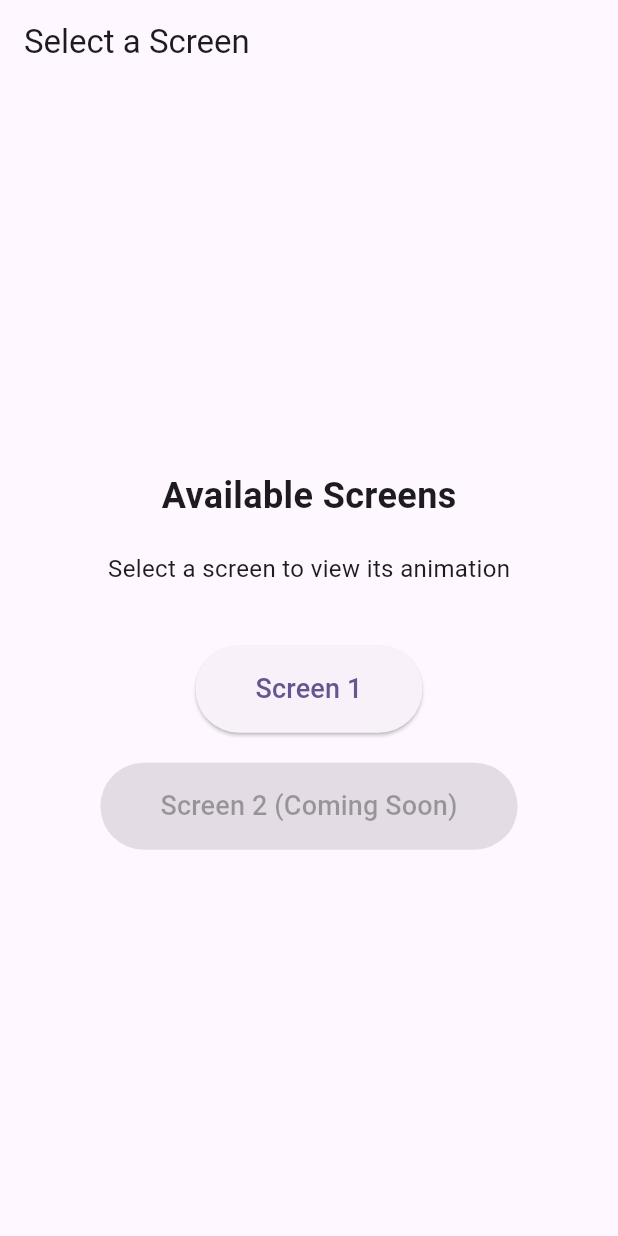
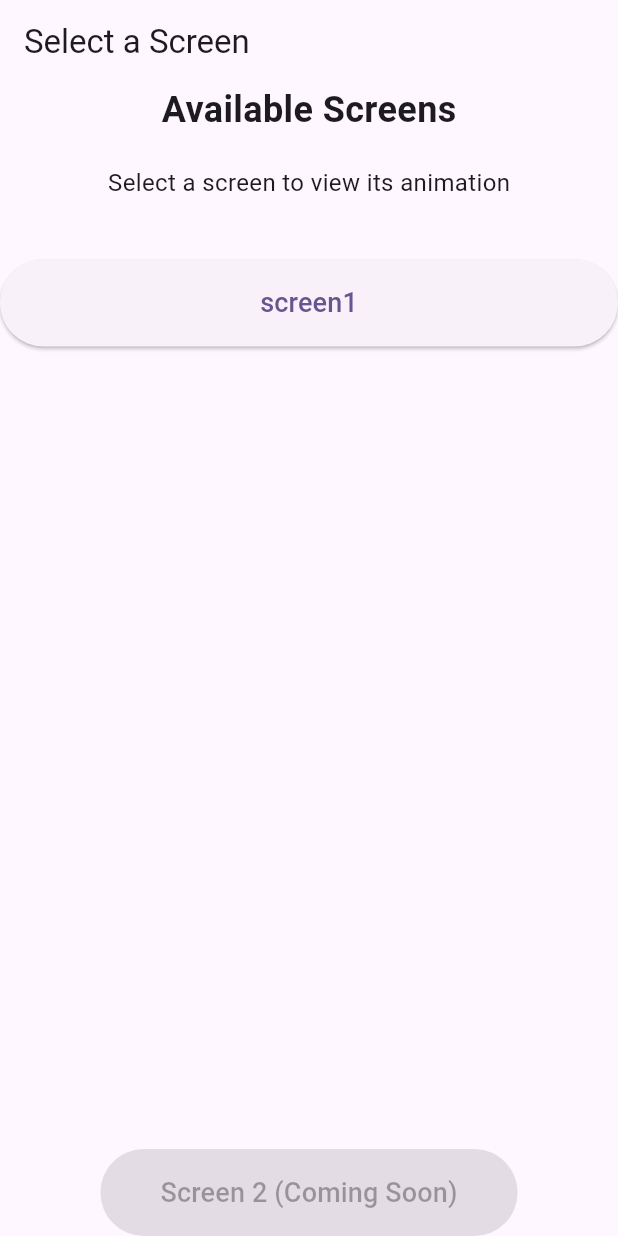
Before and after one commit to alirezat66/animator, a Flutter app: the screen it shows after launch, on a phone screen of 412 x 824 dp. Run offline on Flutter 3.47's test engine with Material 3 defaults, Android fonts, the phone set to English and light mode, and no system bars; our stand-ins replace bloc, equatable, flutter_bloc, get_it.

Commit message:
Refactor PageRepository and PageLocalDataSource to support multiple pages; update PagePlayerBloc and ScreenSelectionPage for new data structure

```diff
--- a/lib/features/page_player/model/repository/page_repository.dart
+++ b/lib/features/page_player/model/repository/page_repository.dart
@@ -6,7 +6,7 @@ class PageRepository {
 
   PageRepository({required this.localDataSource});
 
-  Future<PageModel> getPage() async {
+  Future<List<PageModel>> getPage() async {
     // In a real application, you might handle different data sources (remote, cache)
     // and implement more sophisticated error handling here.
     try {
--- a/lib/features/page_player/view/pages/animated_page_player_screen.dart
+++ b/lib/features/page_player/view/pages/animated_page_player_screen.dart
@@ -1,4 +1,4 @@
-import 'package:animator/core/utils/color_ext.dart';
+/* import 'package:animator/core/utils/color_ext.dart';
 import 'package:animator/features/page_player/view/animations/animated_widget_factory.dart';
 import 'package:animator/features/page_player/view/animations/timeline_controller.dart';
 import 'package:animator/features/page_player/view/widgets/widget_factory.dart';
@@ -156,3 +156,4 @@ class _AnimatedPagePlayerScreenState extends State<AnimatedPagePlayerScreen> {
     );
   }
 }
+ */
--- a/lib/features/page_player/view/pages/screen_select_page.dart
+++ b/lib/features/page_player/view/pages/screen_select_page.dart
@@ -1,7 +1,22 @@
+import 'package:animator/features/page_player/view_model/bloc/page_player_bloc.dart';
+import 'package:animator/features/page_player/view_model/bloc/page_player_event.dart';
+import 'package:animator/features/page_player/view_model/bloc/page_player_state.dart';
 import 'package:flutter/material.dart';
+import 'package:flutter_bloc/flutter_bloc.dart';
 
-class ScreenSelectionPage extends StatelessWidget {
+class ScreenSelectionPage extends StatefulWidget {
   const ScreenSelectionPage({super.key});
+
+  @override
+  State<ScreenSelectionPage> createState() => _ScreenSelectionPageState();
+}
+
+class _ScreenSelectionPageState extends State<ScreenSelectionPage> {
+  @override
+  void initState() {
+    context.read<PagePlayerBloc>().add(LoadPagePlayerEvent());
+    super.initState();
+  }
 
   @override
   Widget build(BuildContext context) {
@@ -22,9 +37,14 @@ class ScreenSelectionPage extends StatelessWidget {
               style: TextStyle(fontSize: 16),
             ),
             const SizedBox(height: 40),
-
-            // Screen selection button
-            ElevatedButton(
+            Expanded(
+              child: BlocBuilder<PagePlayerBloc, PagePlayerState>(
+                builder: (context, state) {
+                  return state is PagePlayerLoaded
+                      ? ListView.builder(
+                        itemCount: state.pages.length,
+                        itemBuilder: (context, index) {
+                          return ElevatedButton(
                             style: ElevatedButton.styleFrom(
                               padding: const EdgeInsets.symmetric(
                                 horizontal: 40,
@@ -32,11 +52,29 @@ class ScreenSelectionPage extends StatelessWidget {
                               ),
                             ),
                             onPressed: () {
-                // Navigate to the animated page player screen
-                Navigator.pushNamed(context, '/screen1');
+                              // Navigate to the animated page player screen, passing the page model
+                              Navigator.pushNamed(
+                                context,
+                                '/innerPage',
+                                arguments: state.pages[index],
+                              );
                             },
-              child: const Text('Screen 1', style: TextStyle(fontSize: 18)),
+                            child: Text(
+                              state.pages[index].screenId,
+                              style: TextStyle(fontSize: 18),
                             ),
+                          );
+                        },
+                      )
+                      : SizedBox(
+                        width: kToolbarHeight,
+                        height: kToolbarHeight,
+                        child: CircularProgressIndicator.adaptive(),
+                      );
+                },
+              ),
+            ),
+            // Screen selection button
 
             // Add more buttons for additional screens as needed
             const SizedBox(height: 20),
--- a/lib/features/page_player/view_model/bloc/page_player_bloc.dart
+++ b/lib/features/page_player/view_model/bloc/page_player_bloc.dart
@@ -6,7 +6,8 @@ import 'page_player_state.dart';
 class PagePlayerBloc extends Bloc<PagePlayerEvent, PagePlayerState> {
   final PageRepository pageRepository;
 
-  PagePlayerBloc({required this.pageRepository}) : super(const PagePlayerInitial()) {
+  PagePlayerBloc({required this.pageRepository})
+    : super(const PagePlayerInitial()) {
     on<LoadPagePlayerEvent>(_onLoadPagePlayer);
   }
 
@@ -17,7 +18,7 @@ class PagePlayerBloc extends Bloc<PagePlayerEvent, PagePlayerState> {
     emit(const PagePlayerLoading());
     try {
       final page = await pageRepository.getPage();
-      emit(PagePlayerLoaded(page: page));
+      emit(PagePlayerLoaded(pages: page));
     } catch (e) {
       emit(PagePlayerError(message: e.toString()));
     }
--- a/lib/features/page_player/view_model/bloc/page_player_state.dart
+++ b/lib/features/page_player/view_model/bloc/page_player_state.dart
@@ -17,12 +17,12 @@ class PagePlayerLoading extends PagePlayerState {
 }
 
 class PagePlayerLoaded extends PagePlayerState {
-  final PageModel page;
+  final List<PageModel> pages;
 
-  const PagePlayerLoaded({required this.page});
+  const PagePlayerLoaded({required this.pages});
 
   @override
-  List<Object> get props => [page];
+  List<Object> get props => [pages];
 }
 
 class PagePlayerError extends PagePlayerState {
--- a/lib/main.dart
+++ b/lib/main.dart
@@ -1,4 +1,5 @@
-import 'package:animator/features/page_player/view/pages/animated_page_player_screen.dart';
+import 'package:animator/features/page_player/model/data/page_model.dart';
+import 'package:animator/features/page_player/view/pages/page_player_screen.dart';
 import 'package:animator/features/page_player/view/pages/screen_select_page.dart';
 import 'package:flutter/material.dart';
 import 'package:flutter_bloc/flutter_bloc.dart';
@@ -36,9 +37,18 @@ class MyApp extends StatelessWidget {
           useMaterial3: true,
         ),
         initialRoute: '/',
-        routes: {
-          '/': (context) => const ScreenSelectionPage(),
-          '/screen1': (context) => const AnimatedPagePlayerScreen(),
+        onGenerateRoute: (settings) {
+          if (settings.name == '/') {
+            return MaterialPageRoute(
+              builder: (_) => const ScreenSelectionPage(),
+            );
+          } else if (settings.name == '/innerPage') {
+            final args = settings.arguments as PageModel;
+            return MaterialPageRoute(
+              builder: (_) => PagePlayerScreen(page: args),
+            );
+          }
+          return null; // Unknown route
         },
       ),
     );
```
Also changed, not shown: lib/features/page_player/model/repository/page_local_datasource.dart (+9 -4 lines), lib/features/page_player/view/pages/page_player_screen.dart (+28 -47 lines). Lines whose indentation alone changed are shown as unchanged.
